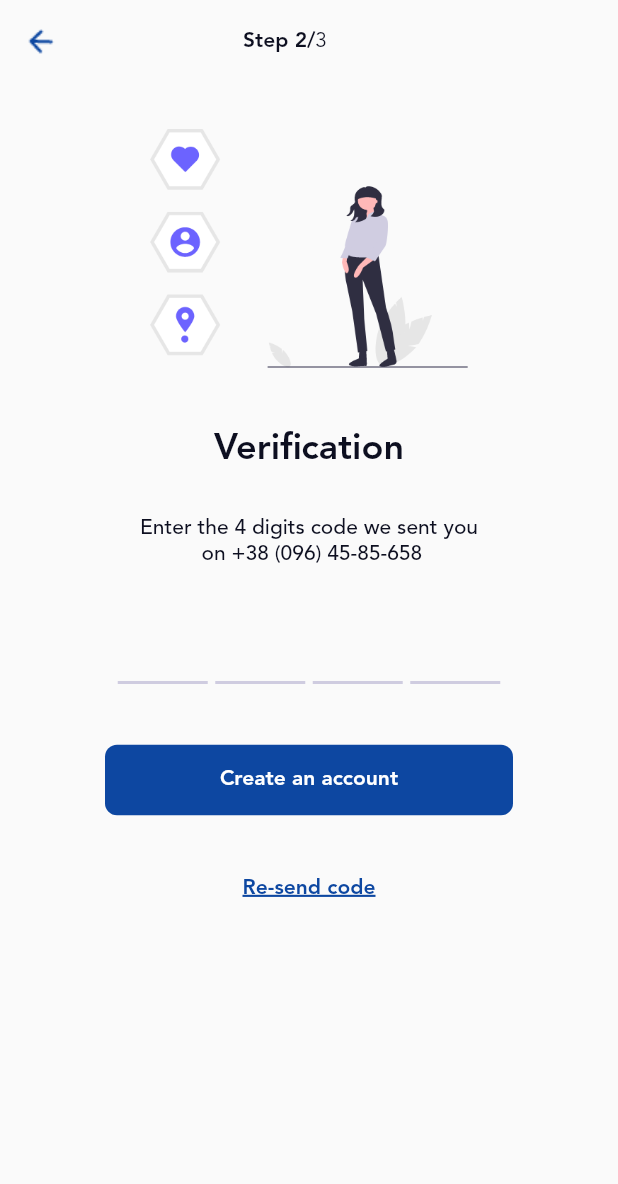
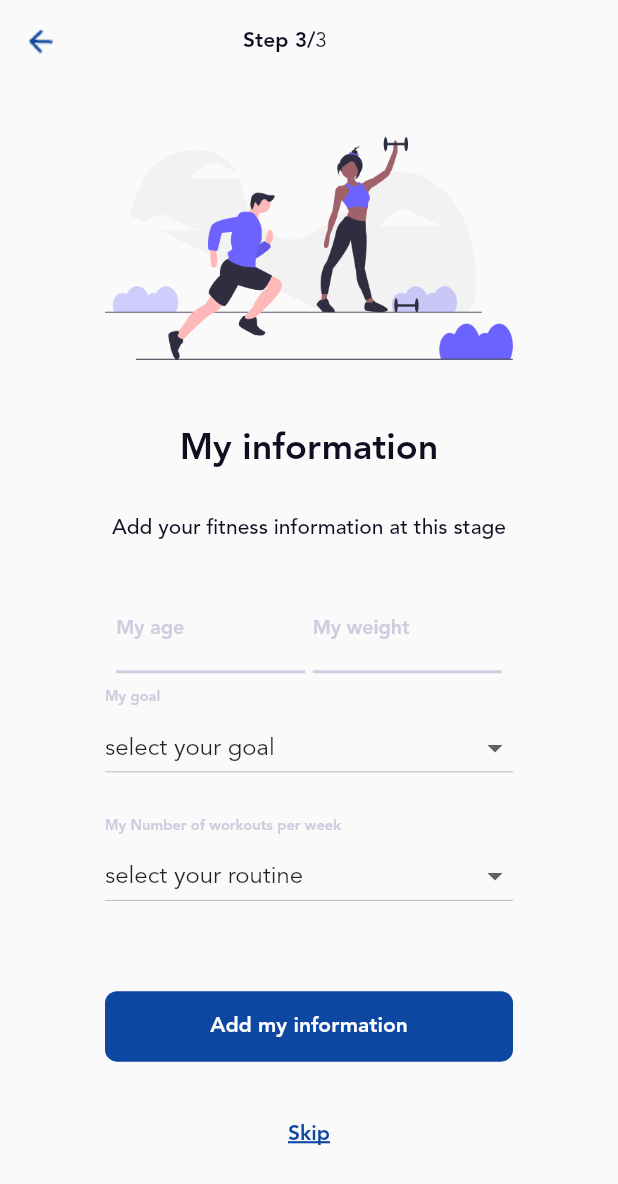
Before and after one commit to drasdoumbia/daily-health, a Flutter app: the Verification screen opened by its route, after a tap on "Create an account", on a phone screen of 412 x 824 dp. Shown: the top 1184 px of the screen. Run offline on Flutter 3.47's test engine with Material 2 defaults, Android fonts, the phone set to English and light mode, and no system bars.

Commit message:
created profile info screen

```diff
--- a/lib/main.dart
+++ b/lib/main.dart
@@ -2,6 +2,7 @@ import 'package:day_health/constants.dart';
 import 'package:flutter/material.dart';
 
 import 'app.dart';
+import 'screens/profile.dart';
 import 'screens/registration.dart';
 import 'screens/verification.dart';
 
@@ -19,6 +20,7 @@ class DayHealth extends StatelessWidget {
           App.id: (context) => App(),
           Registration.id: (context) => Registration(),
           Verification.id: (context) => Verification(),
+          Profile.id: (context) => Profile(),
         },
         theme: ThemeData(
           primaryColor: kPrimaryColor,
--- /dev/null
+++ b/lib/screens/profile.dart
@@ -0,0 +1,201 @@
+import 'package:flutter/material.dart';
+import 'package:flutter/services.dart';
+
+import '../constants.dart';
+import '../widgets/primary_btn.dart';
+import 'registration.dart';
+
+class Profile extends StatefulWidget {
+  static const id = "profile";
+
+  @override
+  _ProfileState createState() => _ProfileState();
+}
+
+class _ProfileState extends State<Profile> {
+  final List<String> _goals = [
+    "select your goal",
+    "Lose weight",
+    "Stay healthy",
+    "Practice passion",
+  ];
+
+  final List<String> _workoutNumber = [
+    "select your routine",
+    "One time a week",
+    "Two times a week",
+    "Three times a week",
+  ];
+
+  String currentSelectedGoal;
+  String currentSelectedValue;
+
+  @override
+  void initState() {
+    super.initState();
+    currentSelectedGoal = _goals[0];
+    currentSelectedValue = _workoutNumber[0];
+  }
+
+  @override
+  Widget build(BuildContext context) {
+    return Scaffold(
+      appBar: AppBar(
+        elevation: 0,
+        leading: Builder(
+          builder: (BuildContext context) {
+            return IconButton(
+                icon: Image.asset('assets/icons/arrow_back.png'),
+                onPressed: () {
+                  Navigator.pop(context);
+                });
+          },
+        ),
+        backgroundColor: Colors.transparent,
+        title: Row(
+          mainAxisAlignment: MainAxisAlignment.center,
+          children: [
+            Text(
+              "Step 3/",
+              style: Theme.of(context).textTheme.bodyText1.copyWith(fontFamily: 'AvenirLTPro-Heavy'),
+            ),
+            Text("3", style: Theme.of(context).textTheme.bodyText1),
+          ],
+        ),
+        actions: [FlatButton()],
+      ),
+      body: Padding(
+        padding: const EdgeInsets.symmetric(vertical: 30.0, horizontal: 70.0),
+        child: SingleChildScrollView(
+          child: Column(
+            crossAxisAlignment: CrossAxisAlignment.stretch,
+            children: [
+              Image.asset(
+                'assets/images/undraw_working_out_6psf.png',
+                width: 146.0,
+                height: 159.0,
+              ),
+              SizedBox(height: 40.0),
+              Text(
+                "My information",
+                style: Theme.of(context).textTheme.headline1,
+                textAlign: TextAlign.center,
+              ),
+              SizedBox(height: 30.0),
+              Text(
+                "Add your fitness information at this stage",
+                style: Theme.of(context).textTheme.bodyText1.copyWith(fontFamily: 'AvenirLTPro-Medium'),
+                textAlign: TextAlign.center,
+              ),
+              SizedBox(height: 30.0),
+              Row(
+                mainAxisAlignment: MainAxisAlignment.center,
+                children: [
+                  SizedBox(
+                    width: 126.0,
+                    child: TextField(
+                      inputFormatters: [WhitelistingTextInputFormatter.digitsOnly, LengthLimitingTextInputFormatter(3)],
+                      keyboardType: TextInputType.number,
+                      decoration: kTextFieldDecoration.copyWith(labelText: "My age"),
+                      style: TextStyle(fontSize: 20.0, fontFamily: 'AvenirLTPro-Heavy', color: kGreyDark),
+                    ),
+                  ),
+                  SizedBox(width: 5.0),
+                  SizedBox(
+                    width: 126.0,
+                    child: TextField(
+                      inputFormatters: [WhitelistingTextInputFormatter.digitsOnly, LengthLimitingTextInputFormatter(3)],
+                      keyboardType: TextInputType.number,
+                      decoration: kTextFieldDecoration.copyWith(labelText: "My weight"),
+                      style: TextStyle(fontSize: 20.0, fontFamily: 'AvenirLTPro-Heavy', color: kGreyDark),
+                    ),
+                  ),
+                ],
+              ),
+              SizedBox(width: 5.0),
+              SizedBox(
+                child: InputDecorator(
+                  decoration: InputDecoration(
+                    labelText: "My goal",
+                    labelStyle: TextStyle(fontSize: 13.0, fontFamily: 'AvenirLTPro-Heavy', color: kLightBlue),
+                    border: InputBorder.none,
+                  ),
+                  isEmpty: currentSelectedGoal == " ",
+                  child: DropdownButton(
+                    isExpanded: true,
+                    hint: Text("select your goal"),
+                    value: currentSelectedGoal,
+                    items: _goals.map((String value) {
+                      return DropdownMenuItem<String>(
+                        value: value,
+                        child: Text(value),
+                      );
+                    }).toList(),
+                    onChanged: (String value) {
+                      setState(() {
+                        currentSelectedGoal = value;
+                      });
+                    },
+                  ),
+                ),
+              ),
+              SizedBox(width: 5.0),
+              SizedBox(
+                child: InputDecorator(
+                  decoration: InputDecoration(
+                    labelText: "My Number of workouts per week",
+                    labelStyle: TextStyle(fontSize: 13.0, fontFamily: 'AvenirLTPro-Heavy', color: kLightBlue),
+                    border: InputBorder.none,
+                  ),
+                  isEmpty: currentSelectedValue == " ",
+                  child: DropdownButton(
+                    isExpanded: true,
+                    hint: Text("select your routine"),
+                    value: currentSelectedValue,
+                    items: _workoutNumber.map((String value) {
+                      return DropdownMenuItem<String>(
+                        value: value,
+                        child: Text(value),
+                      );
+                    }).toList(),
+                    onChanged: (String value) {
+                      setState(() {
+                        currentSelectedValue = value;
+                      });
+                    },
+                  ),
+                ),
+              ),
+              SizedBox(height: 40.0),
+              PrimaryBtn(
+                btnText: "Add my information",
+                press: () {
+                  Navigator.push(
+                    context,
+                    MaterialPageRoute(
+                      builder: (context) => Registration(),
+                    ),
+                  );
+                },
+              ),
+              SizedBox(height: 40.0),
+              Text(
+                "Skip",
+                style: TextStyle(
+                  fontSize: 14.0,
+                  fontFamily: 'AvenirLTPro-Heavy',
+                  color: kPrimaryColor,
+                  decorationThickness: 2,
+                  decoration: TextDecoration.underline,
+                  decorationColor: kPrimaryColor,
+                  decorationStyle: TextDecorationStyle.solid,
+                ),
+                textAlign: TextAlign.center,
+              ),
+            ],
+          ),
+        ),
+      ),
+    );
+  }
+}
--- a/lib/screens/verification.dart
+++ b/lib/screens/verification.dart
@@ -3,6 +3,7 @@ import 'package:flutter/services.dart';
 
 import '../constants.dart';
 import '../widgets/primary_btn.dart';
+import 'profile.dart';
 
 class Verification extends StatelessWidget {
   static const id = "verification";
@@ -110,12 +111,12 @@ class Verification extends StatelessWidget {
               PrimaryBtn(
                 btnText: "Create an account",
                 press: () {
-//                Navigator.push(
-//                  context,
-//                  MaterialPageRoute(
-//                    builder: (context) => Registration(),
-//                  ),
-//                );
+                  Navigator.push(
+                    context,
+                    MaterialPageRoute(
+                      builder: (context) => Profile(),
+                    ),
+                  );
                 },
               ),
               SizedBox(height: 40.0),
```
